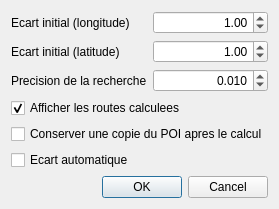
Old version of the form src/Ui/finePosit.ui in the repository nohal/qtVlm.
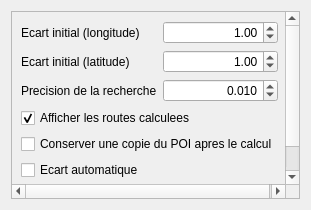
New version of the form.

```diff
--- a/src/Ui/finePosit.ui
+++ b/src/Ui/finePosit.ui
@@ -6,8 +6,8 @@
    <rect>
     <x>0</x>
     <y>0</y>
-    <width>279</width>
-    <height>188</height>
+    <width>311</width>
+    <height>210</height>
    </rect>
   </property>
   <property name="windowTitle">
@@ -15,6 +15,21 @@
   </property>
   <layout class="QVBoxLayout" name="verticalLayout">
    <item>
+    <widget class="QScrollArea" name="scrollArea">
+     <property name="widgetResizable">
+      <bool>true</bool>
+     </property>
+     <widget class="QWidget" name="scrollAreaWidgetContents">
+      <property name="geometry">
+       <rect>
+        <x>0</x>
+        <y>0</y>
+        <width>291</width>
+        <height>190</height>
+       </rect>
+      </property>
+      <layout class="QVBoxLayout" name="verticalLayout_2">
+       <item>
     <layout class="QFormLayout" name="formLayout">
      <property name="formAlignment">
       <set>Qt::AlignCenter</set>
@@ -141,6 +156,10 @@
    </item>
   </layout>
  </widget>
+    </widget>
+   </item>
+  </layout>
+ </widget>
  <tabstops>
   <tabstop>etendueLon</tabstop>
   <tabstop>etendueLat</tabstop>
```
Left out of the diff: 2 changed lines with no effect on the pictures. Lines whose indentation alone changed are shown as unchanged.
